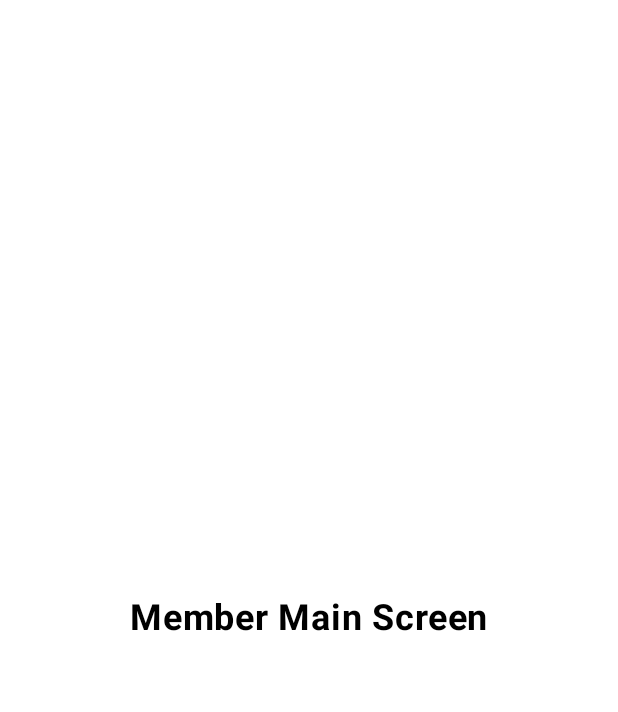
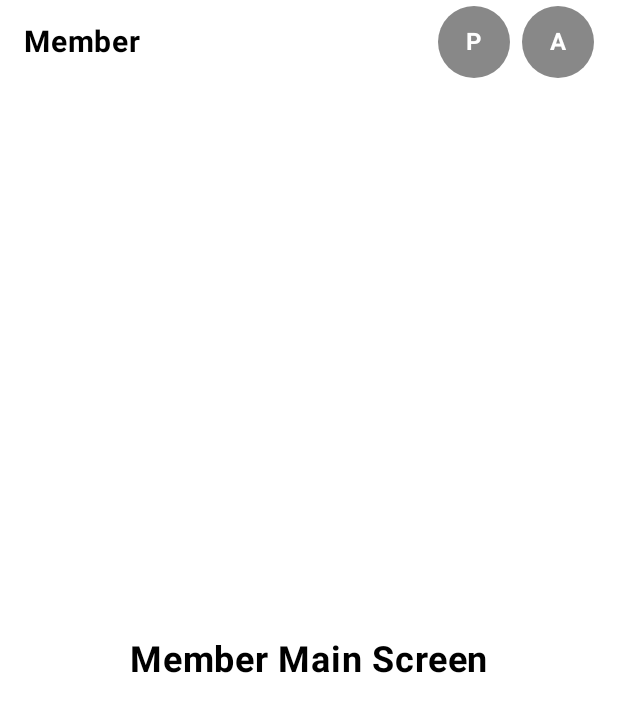
Before and after one commit to DDD-Community/DDD_Attendance_Android, an Android app built with Jetpack Compose: the screen it shows after launch (MainActivity), on a phone screen of 412 x 824 dp. Shown: the top 712 px of the screen. Run offline under Robolectric (Android 15) with nearby library versions, the phone set to English and light mode, and no system bars; our stand-ins replace Dagger/Hilt's generated code; libraries missing offline, so code that uses them is left out: com.jakewharton.retrofit2; pictures from the network do not load.

Commit message:
add temp header, navigation

```diff
--- a/app/src/main/java/com/ddd/attendance/MainNavHost.kt
+++ b/app/src/main/java/com/ddd/attendance/MainNavHost.kt
@@ -12,6 +12,8 @@ import androidx.navigation.compose.composable
 import com.ddd.attendance.feature.home.HomeScreen
 import com.ddd.attendance.feature.login.LoginScreen
 import com.ddd.attendance.feature.member.main.MemberMainScreen
+import com.ddd.attendance.feature.member.profile.MemberProfileScreen
+import com.ddd.attendance.feature.member.attendance.MemberAttendanceScreen
 import com.ddd.attendance.feature.onboarding.OnBoardingScreen
 import com.ddd.attendance.feature.splash.SplashScreen
 import com.ddd.attendance.ui.theme.DddBackgroundDark
@@ -50,7 +52,23 @@ internal fun MainNavHost(
             }
 
             composable(route = ScreenName.MEMBER_MAIN.name) {
-                MemberMainScreen(navController = navigator.navController)
+                MemberMainScreen(
+                    navController = navigator.navController,
+                    onNavigateToProfile = {
+                        navigator.navController.navigate(ScreenName.MEMBER_PROFILE.name)
+                    },
+                    onNavigateToAttendance = {
+                        navigator.navController.navigate(ScreenName.MEMBER_ATTENDANCE.name)
+                    }
+                )
+            }
+
+            composable(route = ScreenName.MEMBER_PROFILE.name) {
+                MemberProfileScreen(navController = navigator.navController)
+            }
+
+            composable(route = ScreenName.MEMBER_ATTENDANCE.name) {
+                MemberAttendanceScreen(navController = navigator.navController)
             }
         }
     }
--- a/app/src/main/java/com/ddd/attendance/ScreenName.kt
+++ b/app/src/main/java/com/ddd/attendance/ScreenName.kt
@@ -1,5 +1,5 @@
 package com.ddd.attendance
 
 enum class ScreenName {
-    ON_BOARDING, HOME, LOGIN, SPLASH, MEMBER_MAIN
+    ON_BOARDING, HOME, LOGIN, SPLASH, MEMBER_MAIN, MEMBER_PROFILE, MEMBER_ATTENDANCE
 }
--- a/feature/member/main/src/main/kotlin/com/ddd/attendance/feature/member/main/MemberMainScreen.kt
+++ b/feature/member/main/src/main/kotlin/com/ddd/attendance/feature/member/main/MemberMainScreen.kt
@@ -1,14 +1,22 @@
 package com.ddd.attendance.feature.member.main
 
 import androidx.compose.foundation.background
+import androidx.compose.foundation.clickable
+import androidx.compose.foundation.layout.Arrangement
 import androidx.compose.foundation.layout.Box
 import androidx.compose.foundation.layout.Column
+import androidx.compose.foundation.layout.Row
 import androidx.compose.foundation.layout.fillMaxSize
+import androidx.compose.foundation.layout.fillMaxWidth
+import androidx.compose.foundation.layout.height
 import androidx.compose.foundation.layout.padding
+import androidx.compose.foundation.layout.size
+import androidx.compose.foundation.shape.CircleShape
 import androidx.compose.material3.Text
 import androidx.compose.runtime.Composable
 import androidx.compose.ui.Alignment
 import androidx.compose.ui.Modifier
+import androidx.compose.ui.draw.clip
 import androidx.compose.ui.graphics.Color
 import androidx.compose.ui.text.font.FontWeight
 import androidx.compose.ui.unit.dp
@@ -20,24 +28,81 @@ import com.ddd.attendance.feature.member.main.MemberMainViewModel
 @Composable
 fun MemberMainScreen(
     navController: NavController,
+    onNavigateToProfile: () -> Unit,
+    onNavigateToAttendance: () -> Unit,
     viewModel: MemberMainViewModel = hiltViewModel()
 ) {
-    Box(
+    Column(
         modifier = Modifier
             .fillMaxSize()
             .background(Color.White)
     ) {
-        Column(
+        Row(
             modifier = Modifier
-                .align(Alignment.Center)
-                .padding(24.dp)
+                .fillMaxWidth()
+                .height(56.dp)
+                .padding(horizontal = 16.dp),
+            horizontalArrangement = Arrangement.SpaceBetween,
+            verticalAlignment = Alignment.CenterVertically
         ) {
             Text(
-                text = "Member Main Screen",
-                fontSize = 24.sp,
+                text = "Member",
+                fontSize = 20.sp,
                 fontWeight = FontWeight.Bold,
                 color = Color.Black
             )
+
+            Row {
+                Box(
+                    modifier = Modifier
+                        .size(48.dp)
+                        .clip(CircleShape)
+                        .background(Color.Gray)
+                        .clickable { onNavigateToProfile() },
+                    contentAlignment = Alignment.Center
+                ) {
+                    Text(
+                        text = "P",
+                        fontSize = 16.sp,
+                        fontWeight = FontWeight.Bold,
+                        color = Color.White
+                    )
+                }
+
+                Box(
+                    modifier = Modifier
+                        .padding(start = 8.dp)
+                        .size(48.dp)
+                        .clip(CircleShape)
+                        .background(Color.Gray)
+                        .clickable { onNavigateToAttendance() },
+                    contentAlignment = Alignment.Center
+                ) {
+                    Text(
+                        text = "A",
+                        fontSize = 16.sp,
+                        fontWeight = FontWeight.Bold,
+                        color = Color.White
+                    )
+                }
+            }
+        }
+
+        Box(
+            modifier = Modifier.fillMaxSize()
+        ) {
+            Column(
+                modifier = Modifier
+                    .align(Alignment.Center)
+                    .padding(24.dp)
+            ) {
+                Text(
+                    text = "Member Main Screen",
+                    fontSize = 24.sp,
+                    fontWeight = FontWeight.Bold,
+                    color = Color.Black
+                )
+            }
         }
     }
 }
```
